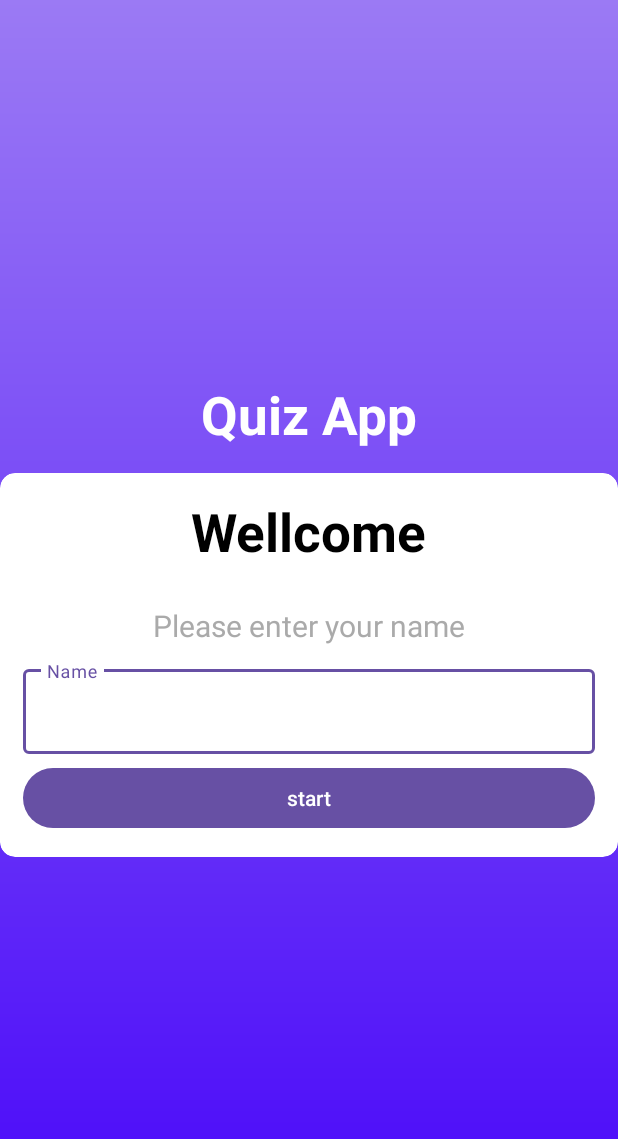
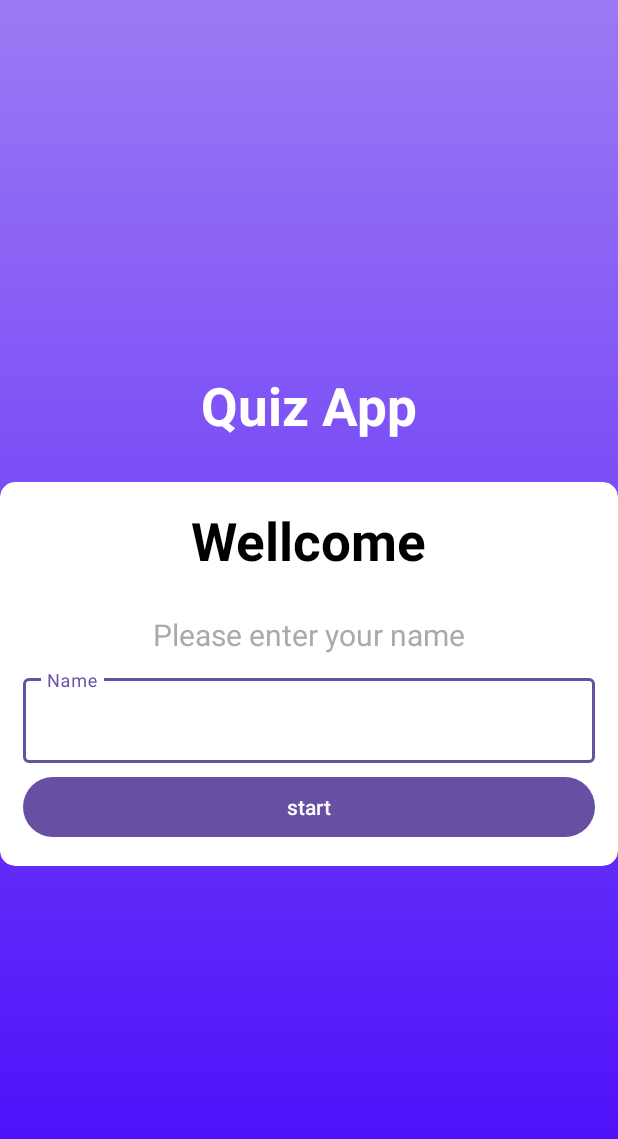
Before and after one commit to PengWorks1114/Android_Practice_Collection, an Android app: the screen it shows after launch (MainActivity), on a phone screen of 412 x 824 dp. Shown: the top 1139 px of the screen. Run offline under Robolectric (Android 15) with nearby library versions, the light colour scheme and no system bars.

Commit message:
初版完成 MainActivity運作成功 安裝成功

```diff
--- a/10.QuizApp(Project_01)/app/src/main/java/com/example/quizapp/MainActivity.kt
+++ b/10.QuizApp(Project_01)/app/src/main/java/com/example/quizapp/MainActivity.kt
@@ -29,6 +29,7 @@ class MainActivity : AppCompatActivity() {
             if (!editTextName.text.isEmpty()) {
                 Intent(this@MainActivity, QuestionsActivity::class.java).also {
                     startActivity(it)
+                    finish()
                 }
             } else {
                 Toast.makeText(this@MainActivity, "Please enter your naem",Toast.LENGTH_SHORT).show()
--- a/10.QuizApp(Project_01)/app/src/main/res/layout/activity_main.xml
+++ b/10.QuizApp(Project_01)/app/src/main/res/layout/activity_main.xml
@@ -18,7 +18,7 @@
         android:textSize="35sp"
         android:textColor="@color/white"
         android:textStyle="bold"
-        android:layout_marginButtom="12dp"/>
+        android:layout_marginBottom="12dp"/>
 
  <androidx.cardview.widget.CardView
      android:layout_width="match_parent"
```
